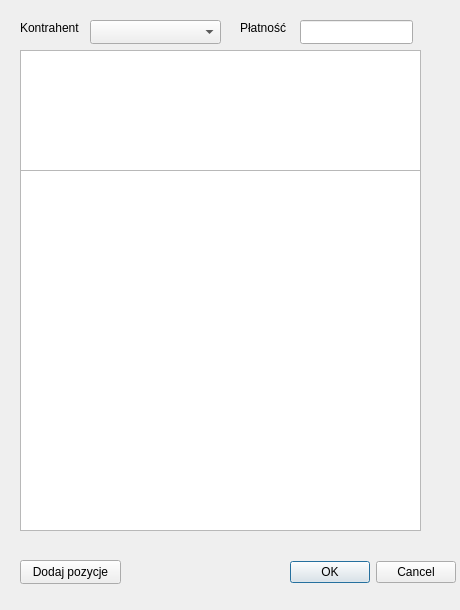
KubaSHL/InvoiceGeneratorLabProject, file dialognewinvoice.ui: the form before one commit.
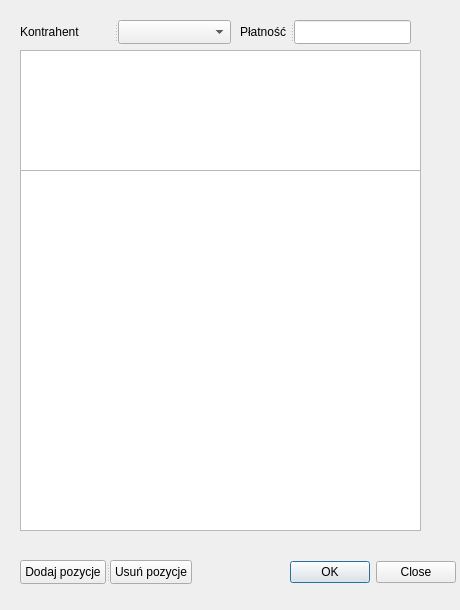
The form after the commit.

Commit message: Added invoice pdf print. Cannot delete contractor that is used on invoice. Pathfiles are now absolut. Still need refactor, mess with std:string and Qstring, my bad. PDFtamplate is not pretty, just proof of concept. Some closing buttons still bugy.

Patch:
```diff
--- a/dialognewinvoice.ui
+++ b/dialognewinvoice.ui
@@ -13,39 +13,6 @@
   <property name="windowTitle">
    <string>Dialog</string>
   </property>
-  <widget class="QLineEdit" name="lineEdit_payment">
-   <property name="geometry">
-    <rect>
-     <x>300</x>
-     <y>20</y>
-     <width>113</width>
-     <height>24</height>
-    </rect>
-   </property>
-  </widget>
-  <widget class="QComboBox" name="comboBox">
-   <property name="geometry">
-    <rect>
-     <x>90</x>
-     <y>20</y>
-     <width>131</width>
-     <height>24</height>
-    </rect>
-   </property>
-  </widget>
-  <widget class="QLabel" name="label_2">
-   <property name="geometry">
-    <rect>
-     <x>240</x>
-     <y>20</y>
-     <width>49</width>
-     <height>16</height>
-    </rect>
-   </property>
-   <property name="text">
-    <string>Płatność</string>
-   </property>
-  </widget>
   <widget class="QTableWidget" name="tableWidget_newpositions">
    <property name="geometry">
     <rect>
@@ -66,32 +33,6 @@
     </rect>
    </property>
   </widget>
-  <widget class="QLabel" name="label">
-   <property name="geometry">
-    <rect>
-     <x>20</x>
-     <y>20</y>
-     <width>71</width>
-     <height>16</height>
-    </rect>
-   </property>
-   <property name="text">
-    <string>Kontrahent</string>
-   </property>
-  </widget>
-  <widget class="QPushButton" name="pushButton_AddProduct">
-   <property name="geometry">
-    <rect>
-     <x>20</x>
-     <y>560</y>
-     <width>101</width>
-     <height>24</height>
-    </rect>
-   </property>
-   <property name="text">
-    <string>Dodaj pozycje</string>
-   </property>
-  </widget>
   <widget class="QDialogButtonBox" name="buttonBox">
    <property name="geometry">
     <rect>
@@ -102,9 +43,70 @@
     </rect>
    </property>
    <property name="standardButtons">
-    <set>QDialogButtonBox::StandardButton::Cancel|QDialogButtonBox::StandardButton::Ok</set>
+    <set>QDialogButtonBox::StandardButton::Close|QDialogButtonBox::StandardButton::Ok</set>
    </property>
   </widget>
+  <widget class="QSplitter" name="splitter">
+   <property name="geometry">
+    <rect>
+     <x>20</x>
+     <y>560</y>
+     <width>172</width>
+     <height>24</height>
+    </rect>
+   </property>
+   <property name="orientation">
+    <enum>Qt::Orientation::Horizontal</enum>
+   </property>
+   <widget class="QPushButton" name="pushButton_AddProduct">
+    <property name="text">
+     <string>Dodaj pozycje</string>
+    </property>
+   </widget>
+   <widget class="QPushButton" name="pushButton_delPos">
+    <property name="text">
+     <string>Usuń pozycje</string>
+    </property>
+   </widget>
+  </widget>
+  <widget class="QSplitter" name="splitter_2">
+   <property name="geometry">
+    <rect>
+     <x>20</x>
+     <y>20</y>
+     <width>211</width>
+     <height>24</height>
+    </rect>
+   </property>
+   <property name="orientation">
+    <enum>Qt::Orientation::Horizontal</enum>
+   </property>
+   <widget class="QLabel" name="label">
+    <property name="text">
+     <string>Kontrahent</string>
+    </property>
+   </widget>
+   <widget class="QComboBox" name="comboBox"/>
+  </widget>
+  <widget class="QSplitter" name="splitter_3">
+   <property name="geometry">
+    <rect>
+     <x>240</x>
+     <y>20</y>
+     <width>171</width>
+     <height>24</height>
+    </rect>
+   </property>
+   <property name="orientation">
+    <enum>Qt::Orientation::Horizontal</enum>
+   </property>
+   <widget class="QLabel" name="label_2">
+    <property name="text">
+     <string>Płatność</string>
+    </property>
+   </widget>
+   <widget class="QLineEdit" name="lineEdit_payment"/>
+  </widget>
  </widget>
  <resources/>
  <connections/>
```
The commit also changes 26 other files.
